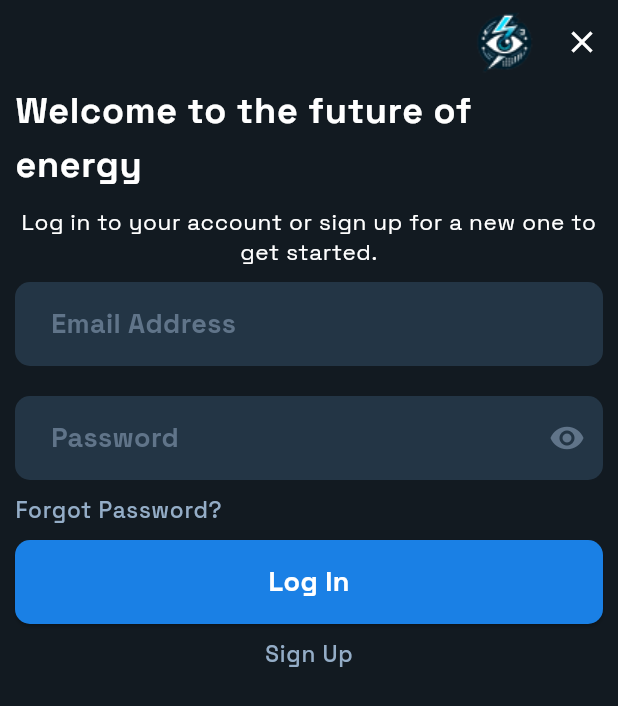
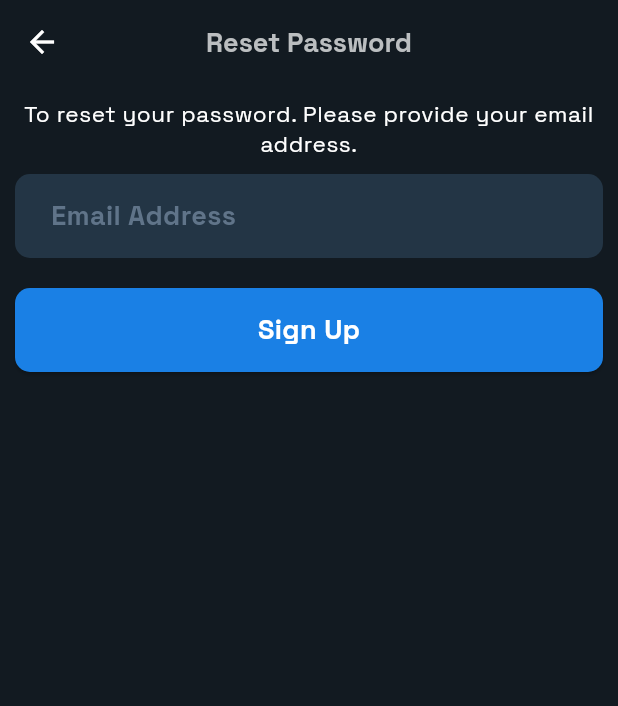
Before and after one commit to Sheroz-Akram/Volt-Vision, a Flutter app: the LoginPage screen opened directly, after a tap on "Forgot Password?", on a phone screen of 412 x 824 dp. Shown: the top 706 px of the screen. Run offline on Flutter 3.47's test engine with Material 3 defaults, Android fonts, the phone set to English and light mode, and no system bars; our stand-ins replace camera, google_fonts, percent_indicator, permission_handler, shared_preferences; accounts and stored records are empty.

Commit message:
Email Validation and Password Reset

```diff
--- a/app/lib/pages/account/login.dart
+++ b/app/lib/pages/account/login.dart
@@ -1,6 +1,7 @@
 import 'package:app/classes/user.dart';
 import 'package:app/components/button.dart';
 import 'package:app/components/input.dart';
+import 'package:app/pages/account/passwordReset.dart';
 import 'package:app/pages/account/signup.dart';
 import 'package:app/pages/dashboard/home.dart';
 import 'package:flutter/material.dart';
@@ -99,6 +100,10 @@ class _LoginPage extends State<LoginPage> {
                   child: InkWell(
                     onTap: () {
                       // Move to Password Reset Page
+                      Navigator.push(
+                          context,
+                          MaterialPageRoute(
+                              builder: (context) => const PasswordResetPage()));
                     },
                     child: Text(
                       "Forgot Password?",
--- /dev/null
+++ b/app/lib/pages/account/passwordReset.dart
@@ -0,0 +1,75 @@
+import 'package:app/classes/user.dart';
+import 'package:app/components/button.dart';
+import 'package:app/components/input.dart';
+import 'package:app/utils/snackBarDisplay.dart';
+import 'package:flutter/material.dart';
+
+class PasswordResetPage extends StatefulWidget {
+  const PasswordResetPage({super.key});
+  @override
+  State<PasswordResetPage> createState() {
+    return _PasswordResetPage();
+  }
+}
+
+class _PasswordResetPage extends State<PasswordResetPage> {
+  final TextEditingController emailController = TextEditingController();
+
+  final User user = User();
+
+  // Signup function that uses validation class
+  void reset() async {
+    final String email = emailController.text;
+
+    // Use to Display Errors
+    final snackBarDisplay = SnackBarDisplay(context: context);
+
+    // Perform Sign Up
+    var response = await user.resetPassword(email);
+    if (response != null) {
+      snackBarDisplay.showError(response);
+    } else {
+      snackBarDisplay.showSuccess("Password Reset Link Send. Check Email");
+      Navigator.pop(context);
+    }
+  }
+
+  @override
+  Widget build(BuildContext context) {
+    return SafeArea(
+      child: Scaffold(
+          appBar: AppBar(
+            title: const Text("Reset Password"),
+            centerTitle: true,
+            automaticallyImplyLeading: true,
+            actions: const [],
+          ),
+          body: Container(
+            margin: const EdgeInsets.symmetric(horizontal: 10.0),
+            child: Column(
+              children: [
+                Column(
+                  children: [
+                    const SizedBox(
+                      height: 10,
+                    ),
+                    Text(
+                      "To reset your password. Please provide your email address.",
+                      textAlign: TextAlign.center,
+                      style: Theme.of(context).textTheme.bodySmall,
+                    ),
+                  ],
+                ),
+                TextInput(
+                    hintText: "Email Address", controller: emailController),
+                Button(
+                    buttonText: "Sign Up",
+                    onButtonClick: () {
+                      reset();
+                    }),
+              ],
+            ),
+          )),
+    );
+  }
+}
--- a/app/lib/pages/dashboard/dashboard.dart
+++ b/app/lib/pages/dashboard/dashboard.dart
@@ -35,6 +35,11 @@ class _DashBoardPage extends State<DashBoardPage> {
             },
           ),
           IconRow(
+            icon: Icons.attach_money,
+            title: "Pay Now",
+            onClick: () {},
+          ),
+          IconRow(
               icon: Icons.history_rounded,
               title: "View History",
               onClick: () {}),
--- a/app/lib/utils/authentication.dart
+++ b/app/lib/utils/authentication.dart
@@ -30,4 +30,17 @@ class Authentication {
 
     return response;
   }
+
+  // Signup method
+  Future<http.Response> resetPassword(String email) async {
+    final url = Uri.parse('$baseUrl/users/passwordResetRequest');
+
+    final response = await http.post(
+      url,
+      headers: {'Content-Type': 'application/json'},
+      body: jsonEncode({'email': email}),
+    );
+
+    return response;
+  }
 }
```
Also changed, not shown: app/lib/classes/user.dart (+23 -1 lines), app/lib/pages/account/signup.dart (+3 -7 lines), 9 other files.
